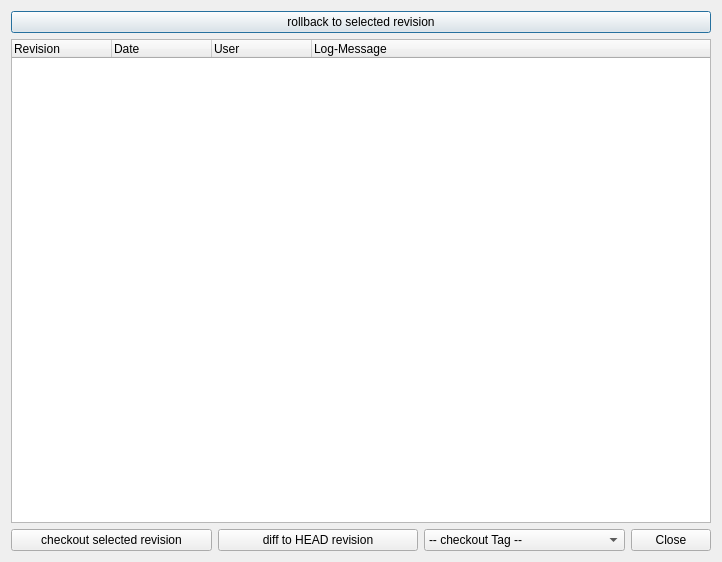
First picture: the form in forms/Ui_LogView.ui, repository sourcepole/pgversion, before the edit.
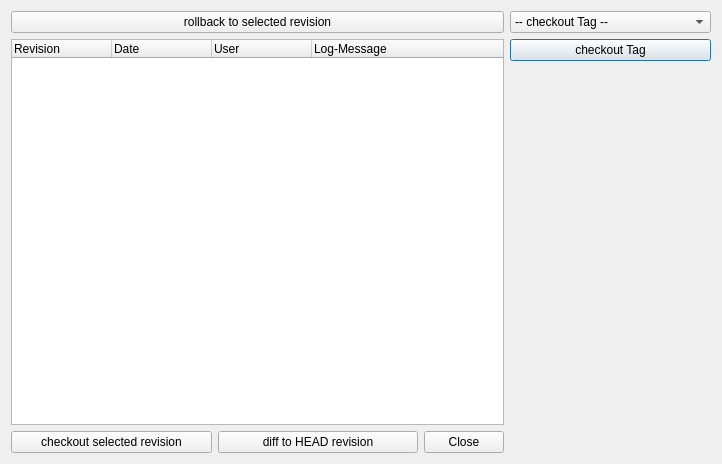
Second picture: the form after the edit.

Patch:
```diff
--- a/forms/Ui_LogView.ui
+++ b/forms/Ui_LogView.ui
@@ -10,14 +10,23 @@
     <x>0</x>
     <y>0</y>
     <width>722</width>
-    <height>562</height>
+    <height>464</height>
    </rect>
   </property>
   <property name="windowTitle">
    <string>PG-Version LogView</string>
   </property>
   <layout class="QGridLayout" name="gridLayout">
-   <item row="4" column="0" colspan="4">
+   <item row="0" column="3">
+    <widget class="QComboBox" name="cmbTags">
+     <item>
+      <property name="text">
+       <string>-- checkout Tag --</string>
+      </property>
+     </item>
+    </widget>
+   </item>
+   <item row="1" column="0" rowspan="2" colspan="3">
     <widget class="QTreeWidget" name="treeWidget">
      <column>
       <property name="text">
@@ -41,7 +50,54 @@
      </column>
     </widget>
    </item>
-   <item row="3" column="0" colspan="4">
+   <item row="1" column="3">
+    <widget class="QPushButton" name="btnTag">
+     <property name="text">
+      <string>checkout Tag</string>
+     </property>
+    </widget>
+   </item>
+   <item row="2" column="3">
+    <spacer name="verticalSpacer_2">
+     <property name="orientation">
+      <enum>Qt::Vertical</enum>
+     </property>
+     <property name="sizeHint" stdset="0">
+      <size>
+       <width>20</width>
+       <height>40</height>
+      </size>
+     </property>
+    </spacer>
+   </item>
+   <item row="3" column="0">
+    <widget class="QPushButton" name="btnCheckout">
+     <property name="text">
+      <string>checkout selected revision</string>
+     </property>
+    </widget>
+   </item>
+   <item row="3" column="1">
+    <widget class="QPushButton" name="btnDiff">
+     <property name="text">
+      <string>diff to HEAD revision</string>
+     </property>
+    </widget>
+   </item>
+   <item row="3" column="2">
+    <widget class="QDialogButtonBox" name="buttonBox">
+     <property name="sizePolicy">
+      <sizepolicy hsizetype="Maximum" vsizetype="Fixed">
+       <horstretch>0</horstretch>
+       <verstretch>0</verstretch>
+      </sizepolicy>
+     </property>
+     <property name="standardButtons">
+      <set>QDialogButtonBox::Close</set>
+     </property>
+    </widget>
+   </item>
+   <item row="0" column="0" colspan="3">
     <widget class="QPushButton" name="btnRollback">
      <property name="sizePolicy">
       <sizepolicy hsizetype="Expanding" vsizetype="Fixed">
@@ -66,42 +122,6 @@
      </property>
     </widget>
    </item>
-   <item row="7" column="1">
-    <widget class="QPushButton" name="btnDiff">
-     <property name="text">
-      <string>diff to HEAD revision</string>
-     </property>
-    </widget>
-   </item>
-   <item row="7" column="0">
-    <widget class="QPushButton" name="btnCheckout">
-     <property name="text">
-      <string>checkout selected revision</string>
-     </property>
-    </widget>
-   </item>
-   <item row="7" column="3">
-    <widget class="QDialogButtonBox" name="btnClose">
-     <property name="sizePolicy">
-      <sizepolicy hsizetype="Maximum" vsizetype="Fixed">
-       <horstretch>0</horstretch>
-       <verstretch>0</verstretch>
-      </sizepolicy>
-     </property>
-     <property name="standardButtons">
-      <set>QDialogButtonBox::Close</set>
-     </property>
-    </widget>
-   </item>
-   <item row="7" column="2">
-    <widget class="QComboBox" name="cmbTags">
-     <item>
-      <property name="text">
-       <string>-- checkout Tag --</string>
-      </property>
-     </item>
-    </widget>
-   </item>
   </layout>
  </widget>
  <resources/>
```
